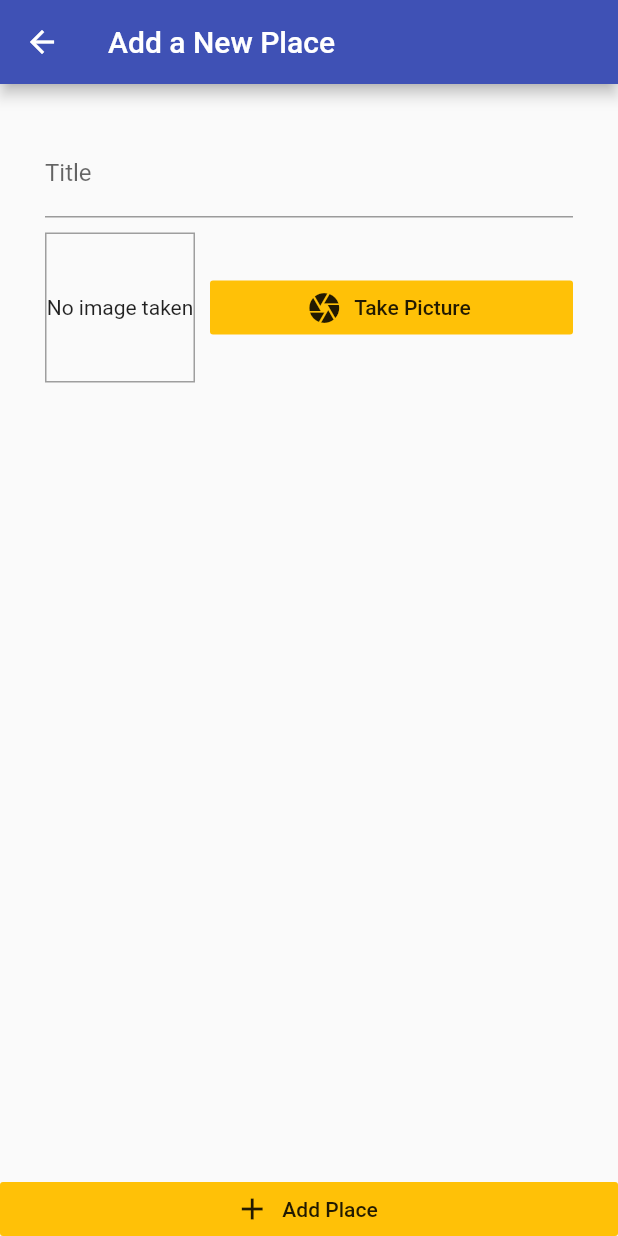
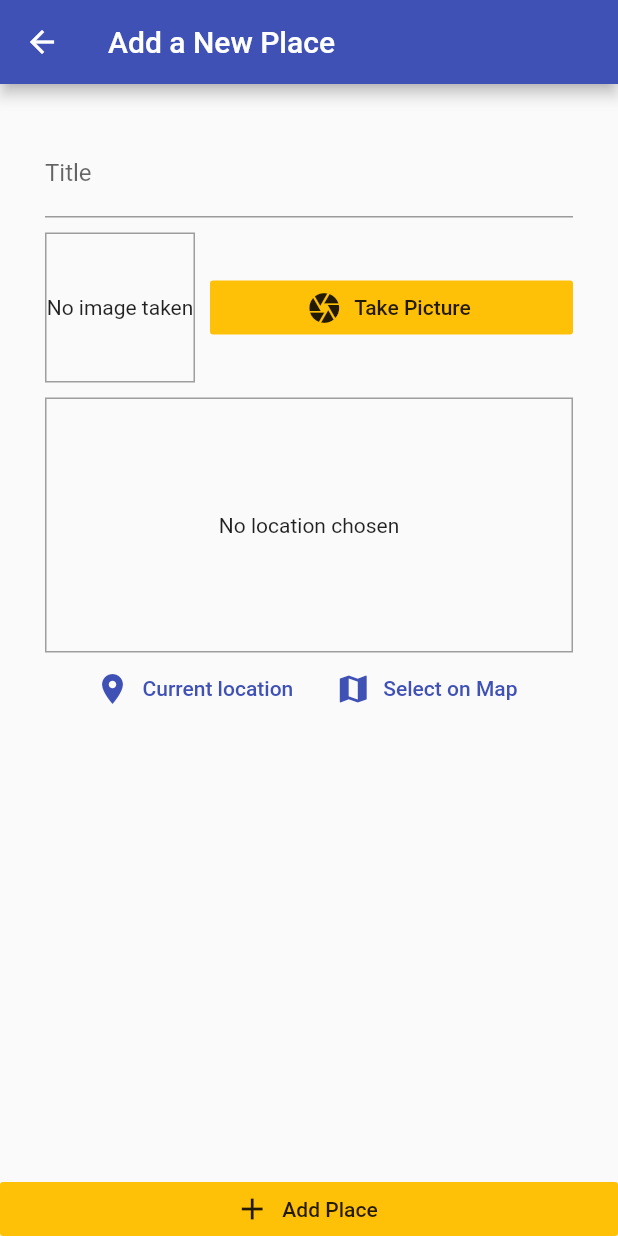
Before and after one commit to EviCoach/locations, a Flutter app: the screen it shows after launch, after a tap on the "add" icon, on a phone screen of 412 x 824 dp. Run offline on Flutter 3.47's test engine with Material 2 defaults, Android fonts, the phone set to English and light mode, and no system bars; our stand-ins replace google_maps_flutter, image_picker, location, sqflite; accounts and stored records are empty.

Commit message:
Added static map image capability for the current location of the user using Google maps API

```diff
--- /dev/null
+++ b/lib/helpers/db_helper.dart
@@ -0,0 +1,32 @@
+import 'package:sqflite/sqflite.dart' as sql;
+import 'package:path/path.dart' as path;
+
+class DBHelper {
+  static Future<sql.Database> database() async {
+    // create the database if one doesn't exist.
+    // final dbPath = await sql.getDatabasesPath() ?? 'user_places'; // where to store the databse.
+    // either open an existing one or create a new one
+    // the path argument is not just a db path, it has to include the database name
+    // with the .db extension
+    return sql.openDatabase(path.join('user', 'places.db'),
+        onCreate: (db, version) {
+      print('table created...');
+      return db.execute(
+          'CREATE TABLE userplaces (id TEXT PRIMARY KEY, title TEXT, image TEXT)');
+    }, version: 1);
+  }
+
+  static Future<void> insert(String table, Map<String, Object> data) async {
+    final sqlDb = await DBHelper.database();
+    await sqlDb.insert(
+      table,
+      data,
+      conflictAlgorithm: sql.ConflictAlgorithm.replace,
+    );
+  }
+
+  static Future<List<Map<String, dynamic>>> getData(String table) async {
+    final db = await DBHelper.database();
+    return db.query(table);
+  }
+}
--- /dev/null
+++ b/lib/helpers/location_helper.dart
@@ -0,0 +1,12 @@
+const GOOGLE_API_KEY = 'AIzaSyAipVwKQ0qSoD6FOv3sBDKDVXivCf2M5og';
+
+class LocationHelper {
+  static String generateLocationPreviewImage({
+    double latitude,
+    double longitude,
+  }) {
+    // return a url of the image dynamically generated by google
+    // base on the pair of co-ordinates
+    return 'https://maps.googleapis.com/maps/api/staticmap?center=$latitude,$longitude&zoom=13&size=600x300&maptype=roadmap&markers=color:red%7Clabel:C%7C$latitude,$longitude&key=$GOOGLE_API_KEY';
+  }
+}
--- a/lib/providers/great_places.dart
+++ b/lib/providers/great_places.dart
@@ -1,9 +1,12 @@
 /*
 * managing all the great places we collected
 * */
+import 'dart:io';
+
 import 'package:flutter/material.dart';
 
 import '../models/place.dart';
+import '../helpers/db_helper.dart';
 
 class GreatPlaces with ChangeNotifier {
   List<Place> _items = [];
@@ -11,4 +14,38 @@ class GreatPlaces with ChangeNotifier {
   List<Place> get items {
     return [..._items];
   }
+
+  void addPlace(String pickTitle, File pickImage) {
+    // create a new place from the title and image
+    final newPlace = Place(
+      id: DateTime.now().toString(),
+      image: pickImage,
+      title: pickTitle,
+      location: null,
+    );
+    _items.add(newPlace);
+    notifyListeners(); // let everyone listening that there's a change
+    // insert the place into the device database
+    DBHelper.insert('userplaces', {
+      'id': newPlace.id,
+      'title': newPlace.title,
+      'image': newPlace.image.path
+    });
+  }
+
+  Future<void> fetchAndSetPlaces() async {
+    print('fetchAndSetPlaces() called');
+    final dataList = await DBHelper.getData('userplaces');
+    _items = dataList
+        .map(
+          (data) => Place(
+            id: data['id'],
+            title: data['title'],
+            image: File(data['image']), // create a new file from the given path
+            location: null,
+          ),
+        )
+        .toList();
+    notifyListeners();
+  }
 }
--- a/lib/screens/add_place_screen.dart
+++ b/lib/screens/add_place_screen.dart
@@ -1,5 +1,11 @@
+import 'dart:io';
+
+import 'package:provider/provider.dart';
+
 import 'package:flutter/material.dart';
+import '../widgets/location_input.dart';
 import '../widgets/image_input.dart';
+import '../providers/great_places.dart';
 
 class AddPlaceScreen extends StatefulWidget {
   static const routeName = '/add-place';
@@ -9,6 +15,22 @@ class AddPlaceScreen extends StatefulWidget {
 
 class _AddPlaceScreenState extends State<AddPlaceScreen> {
   final _titleController = TextEditingController();
+  File _pickedImage;
+  void _selectImage(File pickedImage) {
+    _pickedImage = pickedImage;
+  }
+
+  void _savePlace() {
+    if (_titleController.text.isEmpty || _pickedImage == null) {
+      return;
+    }
+
+    Provider.of<GreatPlaces>(context)
+        .addPlace(_titleController.text, _pickedImage);
+    // go back
+    Navigator.of(context).pop();
+  }
+
   @override
   Widget build(BuildContext context) {
     return Scaffold(
@@ -34,7 +56,9 @@ class _AddPlaceScreenState extends State<AddPlaceScreen> {
                       controller: _titleController,
                     ),
                     SizedBox(height: 10),
-                    ImageInput(),
+                    ImageInput(_selectImage),
+                    SizedBox(height: 10),
+                    LocationInput()
                   ],
                 ),
               ),
@@ -44,7 +68,7 @@ class _AddPlaceScreenState extends State<AddPlaceScreen> {
             children: <Widget>[
               Expanded(
                 child: RaisedButton.icon(
-                  onPressed: () {},
+                  onPressed: _savePlace,
                   elevation: 0,
                   materialTapTargetSize: MaterialTapTargetSize.shrinkWrap,
                   color: Theme.of(context).accentColor,
--- a/lib/screens/places_list_screen.dart
+++ b/lib/screens/places_list_screen.dart
@@ -1,4 +1,7 @@
 import 'package:flutter/material.dart';
+import 'package:location_app/providers/great_places.dart';
+import 'package:provider/provider.dart';
+
 import './add_place_screen.dart';
 
 class PlacesListScreen extends StatelessWidget {
@@ -16,7 +19,36 @@ class PlacesListScreen extends StatelessWidget {
           )
         ],
       ),
-      body: Center(),
+      body: FutureBuilder(
+        future: Provider.of<GreatPlaces>(context, listen: false)
+            .fetchAndSetPlaces(),
+        builder: (ctx, snapshot) => snapshot.connectionState ==
+                ConnectionState.waiting
+            ? Center(child: CircularProgressIndicator())
+            : Consumer<GreatPlaces>(
+                child: Center(
+                  child: Text(
+                      'Got no places yet, start adding some'), // static child
+                ),
+                builder: (ctx, greatPlaces, staticChild) =>
+                    // check if list of great places is empty
+                    greatPlaces.items.length <= 0
+                        ? staticChild
+                        : ListView.builder(
+                            itemBuilder: (ctx, index) => ListTile(
+                              leading: CircleAvatar(
+                                backgroundImage:
+                                    FileImage(greatPlaces.items[index].image),
+                              ),
+                              title: Text(greatPlaces.items[index].title),
+                              onTap: () {
+                                // go to the detail page
+                              },
+                            ),
+                            itemCount: greatPlaces.items.length,
+                          ),
+              ),
+      ),
     );
   }
 }
--- /dev/null
+++ b/lib/widgets/location_input.dart
@@ -0,0 +1,66 @@
+import 'package:flutter/material.dart';
+import 'package:location/location.dart';
+
+import '../helpers/location_helper.dart';
+
+class LocationInput extends StatefulWidget {
+  @override
+  _LocationInputState createState() => _LocationInputState();
+}
+
+class _LocationInputState extends State<LocationInput> {
+  String _previewImageUrl;
+
+  Future<void> _getCurrentUserLocation() async {
+    final locationData = await Location().getLocation();
+    final staticMapImage = LocationHelper.generateLocationPreviewImage(
+      latitude: locationData.latitude,
+      longitude: locationData.longitude,
+    );
+    setState(() {
+      _previewImageUrl = staticMapImage;
+    });
+  }
+
+  @override
+  Widget build(BuildContext context) {
+    return Column(
+      children: <Widget>[
+        Container(
+          decoration:
+              BoxDecoration(border: Border.all(width: 1, color: Colors.grey)),
+          height: 170,
+          width: double.infinity,
+          child: _previewImageUrl == null
+              ? Center(
+                  child: Text(
+                    'No location chosen',
+                  ),
+                )
+              : Image.network(
+                  _previewImageUrl,
+                  fit: BoxFit.cover,
+                  width: double.infinity,
+                ),
+        ),
+        Row(
+          mainAxisAlignment: MainAxisAlignment.center,
+          children: <Widget>[
+            FlatButton.icon(
+              icon: Icon(Icons.location_on),
+              label: Text('Current location'),
+              textColor: Theme.of(context).primaryColor,
+              onPressed: _getCurrentUserLocation,
+            ),
+            FlatButton.icon(
+              icon: Icon(Icons.map),
+              label: Text('Select on Map'),
+              textColor: Theme.of(context).primaryColor,
+              onPressed: () {},
+            )
+          ],
+        ),
+      ],
+    );
+  }
+}
--- a/pubspec.yaml
+++ b/pubspec.yaml
@@ -20,6 +20,12 @@ dependencies:
   flutter:
     sdk: flutter
   provider: ^3.1.0+1
+  image_picker: ^0.6.1+10
+  path_provider: ^1.4.0
+  path: ^1.6.4
+  sqflite: ^1.1.7+2
+  location: ^2.3.5
+  google_maps_flutter: ^0.5.21+8
 
   # The following adds the Cupertino Icons font to your application.
   # Use with the CupertinoIcons class for iOS style icons.
```
Also changed, not shown: lib/screens/map_screen.dart (added, +26 -0 lines), lib/widgets/image_input.dart (+28 -0 lines), pubspec.lock, 11 other files.
